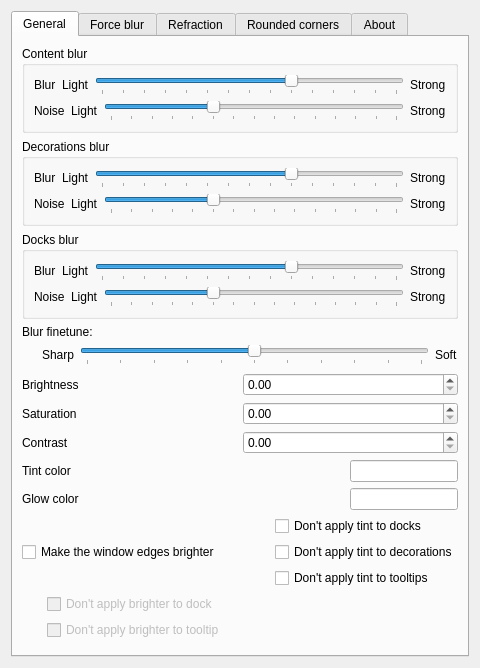
Above: src/kcm/blur_config.ui from 4v3ngR/kwin-effects-glass before the change. Below: the same form after it.
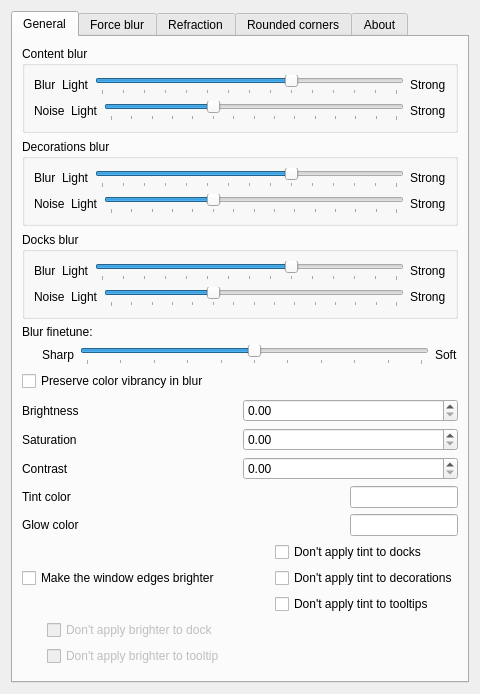
That is the form after the change. Custom widgets are drawn as their Qt base class.

Commit message: chore: made blur color compensation toggelable since it can cause artifacts

The edit to the form file:
```diff
--- a/src/kcm/blur_config.ui
+++ b/src/kcm/blur_config.ui
@@ -408,6 +408,16 @@
          </item>
         </layout>
        </item>
+       <item>
+        <widget class="QCheckBox" name="kcfg_BlurSaturationCompensation">
+         <property name="text">
+          <string>Preserve color vibrancy in blur</string>
+         </property>
+         <property name="toolTip">
+          <string>Blur slightly desaturates colors — this counters that. Can cause artifacts.</string>
+         </property>
+        </widget>
+       </item>
        <item>
         <spacer name="verticalSpacer">
          <property name="orientation">
```
The commit also changes 4 other files.
